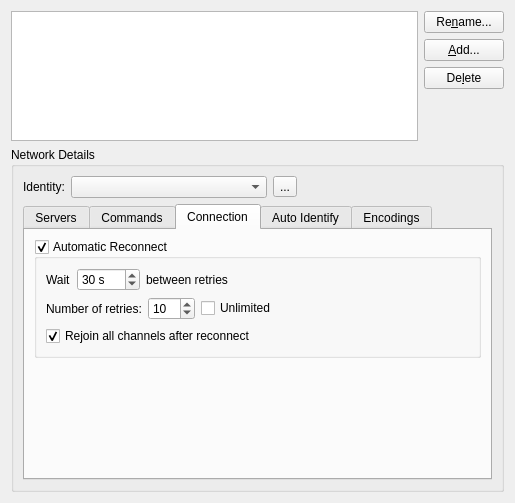
Qt form src/mobileui/settingspages/networkssettingspage.ui (raininja/quassel2go) before a commit.
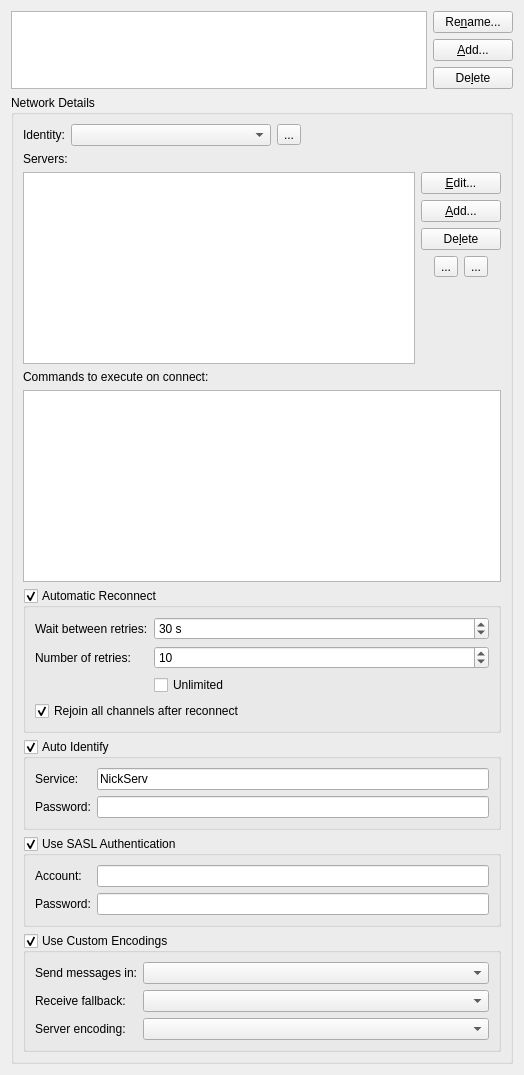
The same form after that commit. The open tabs and pages were chosen to show the change. Icons and pictures are not drawn.

What changed in the file:
```diff
--- a/src/mobileui/settingspages/networkssettingspage.ui
+++ b/src/mobileui/settingspages/networkssettingspage.ui
@@ -6,14 +6,14 @@
    <rect>
     <x>0</x>
     <y>0</y>
-    <width>515</width>
-    <height>503</height>
+    <width>524</width>
+    <height>1046</height>
    </rect>
   </property>
   <property name="windowTitle">
    <string>Form</string>
   </property>
-  <layout class="QVBoxLayout" name="verticalLayout_7">
+  <layout class="QVBoxLayout" name="verticalLayout_4">
    <item>
     <layout class="QVBoxLayout" name="verticalLayout_3">
      <item>
@@ -123,7 +123,7 @@
      <property name="title">
       <string>Network Details</string>
      </property>
-     <layout class="QVBoxLayout">
+     <layout class="QVBoxLayout" name="verticalLayout">
       <item>
        <layout class="QHBoxLayout">
         <item>
@@ -166,32 +166,13 @@
        </layout>
       </item>
       <item>
-       <widget class="QTabWidget" name="tabWidget">
-        <property name="enabled">
-         <bool>true</bool>
+       <widget class="QLabel" name="label_13">
+        <property name="text">
+         <string>Servers:</string>
         </property>
-        <property name="sizePolicy">
-         <sizepolicy hsizetype="Expanding" vsizetype="Preferred">
-          <horstretch>0</horstretch>
-          <verstretch>0</verstretch>
-         </sizepolicy>
-        </property>
-        <property name="toolTip">
-         <string/>
-        </property>
-        <property name="currentIndex">
-         <number>0</number>
-        </property>
-        <widget class="QWidget" name="serversTab">
-         <property name="enabled">
-          <bool>true</bool>
-         </property>
-         <attribute name="title">
-          <string>Servers</string>
-         </attribute>
-         <attribute name="toolTip">
-          <string>Manage servers for this network</string>
-         </attribute>
+       </widget>
+      </item>
+      <item>
          <layout class="QHBoxLayout" name="horizontalLayout_2">
           <item>
            <widget class="QListWidget" name="serverList">
@@ -331,15 +312,7 @@
            </layout>
           </item>
          </layout>
-        </widget>
-        <widget class="QWidget" name="performTab">
-         <attribute name="title">
-          <string>Commands</string>
-         </attribute>
-         <attribute name="toolTip">
-          <string>Configure automatic identification or misc. commands to be executed after connecting to a server</string>
-         </attribute>
-         <layout class="QVBoxLayout" name="verticalLayout">
+      </item>
           <item>
            <widget class="QLabel" name="label">
             <property name="text">
@@ -367,13 +340,6 @@
             </property>
            </widget>
           </item>
-         </layout>
-        </widget>
-        <widget class="QWidget" name="tab">
-         <attribute name="title">
-          <string>Connection</string>
-         </attribute>
-         <layout class="QVBoxLayout" name="verticalLayout_8">
           <item>
            <widget class="QGroupBox" name="autoReconnect">
             <property name="enabled">
@@ -388,17 +354,15 @@
             <property name="checkable">
              <bool>true</bool>
             </property>
-            <layout class="QVBoxLayout" name="verticalLayout_5">
-             <item>
-              <layout class="QHBoxLayout" name="horizontalLayout_4">
-               <item>
+        <layout class="QFormLayout" name="formLayout">
+         <item row="0" column="0">
                 <widget class="QLabel" name="label_7">
                  <property name="text">
-                  <string>Wait</string>
+            <string>Wait between retries:</string>
                  </property>
                 </widget>
                </item>
-               <item>
+         <item row="0" column="1">
                 <widget class="QSpinBox" name="reconnectInterval">
                  <property name="suffix">
                   <string> s</string>
@@ -414,38 +378,14 @@
                  </property>
                 </widget>
                </item>
-               <item>
-                <widget class="QLabel" name="label_12">
-                 <property name="text">
-                  <string>between retries</string>
-                 </property>
-                </widget>
-               </item>
-               <item>
-                <spacer name="horizontalSpacer_3">
-                 <property name="orientation">
-                  <enum>Qt::Horizontal</enum>
-                 </property>
-                 <property name="sizeHint" stdset="0">
-                  <size>
-                   <width>40</width>
-                   <height>20</height>
-                  </size>
-                 </property>
-                </spacer>
-               </item>
-              </layout>
-             </item>
-             <item>
-              <layout class="QHBoxLayout" name="horizontalLayout_3">
-               <item>
+         <item row="1" column="0">
                 <widget class="QLabel" name="label_8">
                  <property name="text">
                   <string>Number of retries:</string>
                  </property>
                 </widget>
                </item>
-               <item>
+         <item row="1" column="1">
                 <widget class="QSpinBox" name="reconnectRetries">
                  <property name="minimum">
                   <number>1</number>
@@ -458,29 +398,14 @@
                  </property>
                 </widget>
                </item>
-               <item>
+         <item row="2" column="1">
                 <widget class="QCheckBox" name="unlimitedRetries">
                  <property name="text">
                   <string>Unlimited</string>
                  </property>
                 </widget>
                </item>
-               <item>
-                <spacer name="horizontalSpacer">
-                 <property name="orientation">
-                  <enum>Qt::Horizontal</enum>
-                 </property>
-                 <property name="sizeHint" stdset="0">
-                  <size>
-                   <width>40</width>
-                   <height>20</height>
-                  </size>
-                 </property>
-                </spacer>
-               </item>
-              </layout>
-             </item>
-             <item>
+         <item row="3" column="0" colspan="2">
               <widget class="QCheckBox" name="rejoinOnReconnect">
                <property name="enabled">
                 <bool>true</bool>
@@ -497,26 +422,6 @@
            </widget>
           </item>
           <item>
-           <spacer name="verticalSpacer_3">
-            <property name="orientation">
-             <enum>Qt::Vertical</enum>
-            </property>
-            <property name="sizeHint" stdset="0">
-             <size>
-              <width>20</width>
-              <height>79</height>
-             </size>
-            </property>
-           </spacer>
-          </item>
-         </layout>
-        </widget>
-        <widget class="QWidget" name="tab_2">
-         <attribute name="title">
-          <string>Auto Identify</string>
-         </attribute>
-         <layout class="QVBoxLayout" name="verticalLayout_4">
-          <item>
            <widget class="QGroupBox" name="autoIdentify">
             <property name="enabled">
              <bool>true</bool>
@@ -530,27 +435,7 @@
             <property name="checked">
              <bool>true</bool>
             </property>
-            <layout class="QGridLayout" name="gridLayout">
-             <item row="0" column="1">
-              <widget class="QLineEdit" name="autoIdentifyService">
-               <property name="enabled">
-                <bool>true</bool>
-               </property>
-               <property name="text">
-                <string>NickServ</string>
-               </property>
-              </widget>
-             </item>
-             <item row="1" column="1">
-              <widget class="QLineEdit" name="autoIdentifyPassword">
-               <property name="enabled">
-                <bool>true</bool>
-               </property>
-               <property name="echoMode">
-                <enum>QLineEdit::Password</enum>
-               </property>
-              </widget>
-             </item>
+        <layout class="QFormLayout" name="formLayout_2">
              <item row="0" column="0">
               <widget class="QLabel" name="label_2">
                <property name="text">
@@ -558,6 +443,16 @@
                </property>
               </widget>
              </item>
+         <item row="0" column="1">
+          <widget class="QLineEdit" name="autoIdentifyService">
+           <property name="enabled">
+            <bool>true</bool>
+           </property>
+           <property name="text">
+            <string>NickServ</string>
+           </property>
+          </widget>
+         </item>
              <item row="1" column="0">
               <widget class="QLabel" name="label_3">
                <property name="enabled">
@@ -568,6 +463,16 @@
                </property>
               </widget>
              </item>
+         <item row="1" column="1">
+          <widget class="QLineEdit" name="autoIdentifyPassword">
+           <property name="enabled">
+            <bool>true</bool>
+           </property>
+           <property name="echoMode">
+            <enum>QLineEdit::Password</enum>
+           </property>
+          </widget>
+         </item>
             </layout>
            </widget>
           </item>
@@ -585,37 +490,7 @@
             <property name="checked">
              <bool>true</bool>
             </property>
-            <layout class="QGridLayout" name="gridLayout_2">
-             <item row="0" column="1">
-              <widget class="QLineEdit" name="saslAccount">
-               <property name="enabled">
-                <bool>true</bool>
-               </property>
-               <property name="text">
-                <string/>
-               </property>
-              </widget>
-             </item>
-             <item row="1" column="1">
-              <widget class="QLineEdit" name="saslPassword">
-               <property name="enabled">
-                <bool>true</bool>
-               </property>
-               <property name="echoMode">
-                <enum>QLineEdit::Password</enum>
-               </property>
-              </widget>
-             </item>
-             <item row="1" column="0">
-              <widget class="QLabel" name="label_11">
-               <property name="enabled">
-                <bool>true</bool>
-               </property>
-               <property name="text">
-                <string>Password:</string>
-               </property>
-              </widget>
-             </item>
+        <layout class="QFormLayout" name="formLayout_4">
              <item row="0" column="0">
               <widget class="QLabel" name="label_10">
                <property name="enabled">
@@ -626,32 +501,39 @@
                </property>
               </widget>
              </item>
-            </layout>
-           </widget>
-          </item>
-          <item>
-           <spacer name="verticalSpacer_2">
-            <property name="orientation">
-             <enum>Qt::Vertical</enum>
-            </property>
-            <property name="sizeHint" stdset="0">
-             <size>
-              <width>20</width>
-              <height>40</height>
-             </size>
-            </property>
-           </spacer>
-          </item>
-         </layout>
-        </widget>
-        <widget class="QWidget" name="advancedTab">
-         <attribute name="title">
-          <string>Encodings</string>
-         </attribute>
-         <attribute name="toolTip">
-          <string>Configure advanced settings such as message encodings and automatic reconnect</string>
-         </attribute>
-         <layout class="QVBoxLayout" name="verticalLayout_6">
+         <item row="0" column="1">
+          <widget class="QLineEdit" name="saslAccount">
+           <property name="enabled">
+            <bool>true</bool>
+           </property>
+           <property name="text">
+            <string/>
+           </property>
+          </widget>
+         </item>
+         <item row="1" column="0">
+          <widget class="QLabel" name="label_11">
+           <property name="enabled">
+            <bool>true</bool>
+           </property>
+           <property name="text">
+            <string>Password:</string>
+           </property>
+          </widget>
+         </item>
+         <item row="1" column="1">
+          <widget class="QLineEdit" name="saslPassword">
+           <property name="enabled">
+            <bool>true</bool>
+           </property>
+           <property name="echoMode">
+            <enum>QLineEdit::Password</enum>
+           </property>
+          </widget>
+         </item>
+        </layout>
+       </widget>
+      </item>
           <item>
            <widget class="QGroupBox" name="useCustomEncodings">
             <property name="enabled">
@@ -666,9 +548,7 @@
             <property name="checkable">
              <bool>true</bool>
             </property>
-            <layout class="QVBoxLayout">
-             <item>
-              <layout class="QGridLayout">
+        <layout class="QFormLayout" name="formLayout_3">
                <item row="0" column="0">
                 <widget class="QLabel" name="label_4">
                  <property name="toolTip">
@@ -754,25 +634,6 @@
                 </widget>
                </item>
               </layout>
-             </item>
-            </layout>
-           </widget>
-          </item>
-          <item>
-           <spacer name="verticalSpacer_4">
-            <property name="orientation">
-             <enum>Qt::Vertical</enum>
-            </property>
-            <property name="sizeHint" stdset="0">
-             <size>
-              <width>20</width>
-              <height>79</height>
-             </size>
-            </property>
-           </spacer>
-          </item>
-         </layout>
-        </widget>
        </widget>
       </item>
      </layout>
```
Left out of the diff: 4 changed lines with no effect on the pictures. Lines whose indentation alone changed are shown as unchanged.
